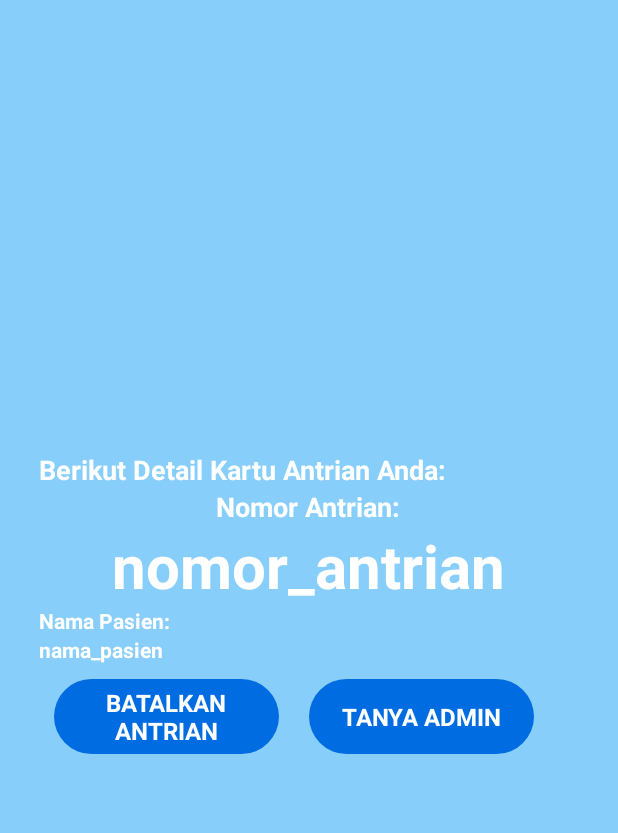
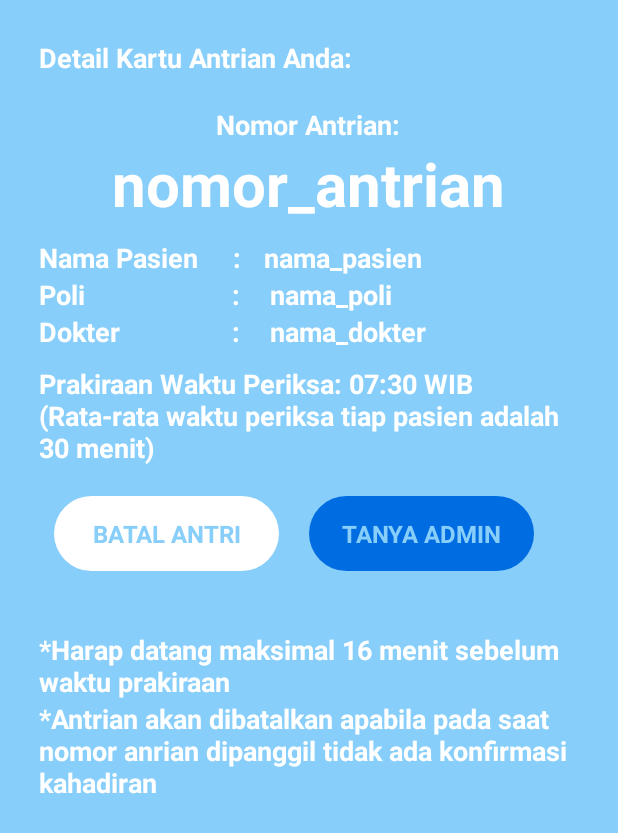
Before and after one commit to Ayude17/AntrianPasienOnline, an Android app: the DetailKartuAntrianActivity screen opened directly, with no data from a screen before it, on a phone screen of 412 x 824 dp. Shown: the top 833 px of the screen. Run offline under Robolectric (Android 15) with nearby library versions, the phone set to English and light mode, and no system bars.

Commit message:
com19Mar19

```diff
--- a/app/build.gradle
+++ b/app/build.gradle
@@ -25,6 +25,7 @@ dependencies {
     implementation fileTree(dir: 'libs', include: ['*.jar'])
     implementation 'com.android.support:appcompat-v7:28.0.0'
     implementation 'com.android.support.constraint:constraint-layout:1.1.3'
+    implementation 'com.android.support:support-v4:28.0.0'
     testImplementation 'junit:junit:4.12'
     androidTestImplementation 'com.android.support.test:runner:1.0.2'
     androidTestImplementation 'com.android.support.test.espresso:espresso-core:3.0.2'
--- a/app/src/main/java/com/simpus/antrianpasienonline/PilihDokterActivity.java
+++ b/app/src/main/java/com/simpus/antrianpasienonline/PilihDokterActivity.java
@@ -5,6 +5,7 @@ import android.os.Bundle;
 
 public class PilihDokterActivity extends AppCompatActivity {
 
+
     @Override
     protected void onCreate(Bundle savedInstanceState) {
         super.onCreate(savedInstanceState);
--- a/app/src/main/res/layout/activity_detail_kartu_antrian.xml
+++ b/app/src/main/res/layout/activity_detail_kartu_antrian.xml
@@ -13,6 +13,9 @@
     android:background="#87CEFA"
     tools:context=".DetailKartuAntrianActivity">
 
+    <ScrollView
+        android:layout_width="match_parent"
+        android:layout_height="match_parent">
         <LinearLayout
             android:layout_width="fill_parent"
             android:layout_height="wrap_content"
@@ -22,7 +25,8 @@
                 android:id="@+id/textView1"
                 android:layout_width="wrap_content"
                 android:layout_height="wrap_content"
-            android:text="Berikut Detail Kartu Antrian Anda:"
+                android:layout_marginBottom="20sp"
+                android:text="Detail Kartu Antrian Anda:"
                 android:textSize="18sp"
                 android:textStyle="bold"
                 android:textColor="#fff"/>
@@ -39,32 +43,102 @@
                 android:id="@+id/noAntrian"
                 android:layout_width="wrap_content"
                 android:layout_height="wrap_content"
+                android:layout_marginBottom="10dp"
                 android:layout_gravity="center"
                 android:text="nomor_antrian"
                 android:textStyle="bold"
                 android:textColor="#fff"
                 android:textSize="40dp"
                 />
+
+            <LinearLayout
+                android:layout_width="wrap_content"
+                android:layout_height="wrap_content"
+                android:orientation="horizontal">
                 <TextView
                     android:id="@+id/nmPasien"
                     android:layout_width="wrap_content"
                     android:layout_height="wrap_content"
-            android:text="Nama Pasien:"
-
+                    android:text="Nama Pasien     :"
+                    android:textSize="18sp"
                     android:textStyle="bold"
-            android:textColor="#fff"/>
+                    android:layout_marginRight="15sp"
+                    android:textColor="#fff"
+                    android:layout_marginEnd="15sp" />
                 <TextView
                     android:id="@+id/nama"
                     android:layout_width="wrap_content"
                     android:layout_height="wrap_content"
                     android:text="nama_pasien"
+                    android:textSize="18sp"
                     android:textStyle="bold"
                     android:textColor="#fff"
                     android:layout_toRightOf="@+id/nmPasien"/>
+            </LinearLayout>
+            <LinearLayout
+                android:layout_width="wrap_content"
+                android:layout_height="wrap_content"
+                android:orientation="horizontal">
+                <TextView
+                    android:id="@+id/poli"
+                    android:layout_width="wrap_content"
+                    android:layout_height="wrap_content"
+                    android:text="Poli                     : "
+                    android:textSize="18sp"
+                    android:textStyle="bold"
+                    android:layout_marginRight="15sp"
+                    android:textColor="#fff"
+                    android:layout_marginEnd="15sp" />
+                <TextView
+                    android:id="@+id/nama_poli"
+                    android:layout_width="wrap_content"
+                    android:layout_height="wrap_content"
+                    android:text="nama_poli"
+                    android:textSize="18sp"
+                    android:textStyle="bold"
+                    android:textColor="#fff"
+                    android:layout_toRightOf="@+id/nmPasien"/>
+            </LinearLayout>
+            <LinearLayout
+                android:layout_width="wrap_content"
+                android:layout_height="wrap_content"
+                android:orientation="horizontal">
+                <TextView
+                    android:id="@+id/dokter"
+                    android:layout_width="wrap_content"
+                    android:layout_height="wrap_content"
+                    android:text="Dokter                : "
+                    android:textSize="18sp"
+                    android:textStyle="bold"
+                    android:layout_marginRight="15sp"
+                    android:textColor="#fff"
+                    android:layout_marginEnd="15sp" />
+                <TextView
+                    android:id="@+id/nama_dokter"
+                    android:layout_width="wrap_content"
+                    android:layout_height="wrap_content"
+                    android:text="nama_dokter"
+                    android:textSize="18sp"
+                    android:textStyle="bold"
+                    android:textColor="#fff"
+                    />
+            </LinearLayout>
+            <TextView
+                android:id="@+id/ket5"
+                android:layout_width="wrap_content"
+                android:layout_height="wrap_content"
+                android:layout_marginTop="10dp"
+                android:layout_marginBottom="10dp"
+                android:text="Prakiraan Waktu Periksa: 07:30 WIB (Rata-rata waktu periksa tiap pasien adalah 30 menit)"
+                android:textSize="18sp"
+                android:textStyle="bold"
+                android:layout_gravity="center"
+                android:textColor="#fff"/>
 
             <LinearLayout
                 android:layout_width="fill_parent"
                 android:layout_height="wrap_content"
+                android:layout_marginBottom="20dp"
                 android:padding="10dp"
                 android:orientation="horizontal">
                 <Button
@@ -75,9 +149,9 @@
                     android:layout_marginRight="20dp"
                     android:layout_marginBottom="10dp"
                     android:background="@drawable/capsule"
-            android:backgroundTint="@color/colorPrimary"
-            android:hint="BATALKAN ANTRIAN"
-            android:textColorHint="#FFFF"
+                    android:backgroundTint="#fff"
+                    android:hint="BATAL ANTRI"
+                    android:textColorHint="@color/colorPrimaryDark"
                     android:textSize="16sp"
                     android:textStyle="bold" />
                 <Button
@@ -89,10 +163,32 @@
                     android:background="@drawable/capsule"
                     android:backgroundTint="@color/colorPrimary"
                     android:hint="TANYA ADMIN"
-            android:textColorHint="#FFFF"
+                    android:textColorHint="@color/colorPrimaryDark"
                     android:textSize="16sp"
                     android:textStyle="bold" />
             </LinearLayout>
+            <LinearLayout
+                android:layout_width="wrap_content"
+                android:layout_height="wrap_content"
+                android:orientation="vertical"
+                android:layout_gravity="center">
+                <TextView
+                    android:id="@+id/ket3"
+                    android:layout_width="wrap_content"
+                    android:layout_height="wrap_content"
+                    android:text="*Harap datang maksimal 16 menit sebelum waktu prakiraan"
+                    android:textSize="18sp"
+                    android:textStyle="bold"
+                    android:textColor="#fff"/>
+                <TextView
+                    android:id="@+id/ket4"
+                    android:layout_width="wrap_content"
+                    android:layout_height="wrap_content"
+                    android:text="*Antrian akan dibatalkan apabila pada saat nomor anrian dipanggil tidak ada konfirmasi kahadiran"
+                    android:textSize="18sp"
+                    android:textStyle="bold"
+                    android:textColor="#fff"/>
             </LinearLayout>
-
+        </LinearLayout>
+    </ScrollView>
 </RelativeLayout>
--- a/app/src/main/res/layout/activity_kartu_antrian.xml
+++ b/app/src/main/res/layout/activity_kartu_antrian.xml
@@ -45,7 +45,7 @@
             android:layout_height="wrap_content"
             android:layout_gravity="center"
             android:text="NAMA_POLI"
-            android:textSize="18sp"
+            android:textSize="20sp"
             android:textStyle="bold"
             android:textColor="#fff"/>
         <TextView
@@ -55,7 +55,7 @@
             android:layout_gravity="center"
             android:layout_marginBottom="10dp"
             android:text="NAMA_DOKTER"
-            android:textSize="18sp"
+            android:textSize="20sp"
             android:textStyle="bold"
             android:textColor="#fff"/>
         <TextView
--- a/app/src/main/res/values/strings.xml
+++ b/app/src/main/res/values/strings.xml
@@ -1,3 +1,6 @@
 <resources>
     <string name="app_name">Antrian Pasien Online</string>
+
+    <!-- TODO: Remove or change this placeholder text -->
+    <string name="hello_blank_fragment">Hello blank fragment</string>
 </resources>
```
Also changed, not shown: app/src/main/res/drawable/tlp.png (renamed from app/src/main/res/drawable/056b34add3ee4cef1603ac93d27948fe-vintage-telephone-icon-by-vexels.png). Lines whose indentation alone changed are shown as unchanged.
